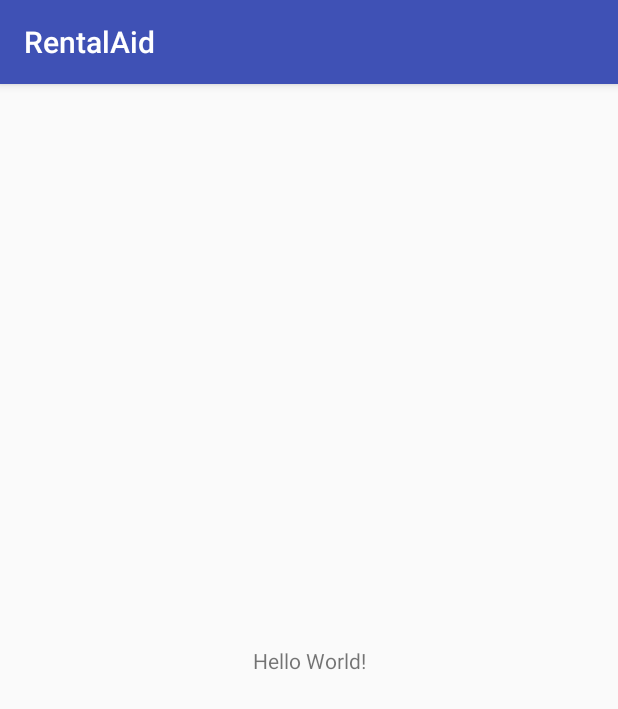
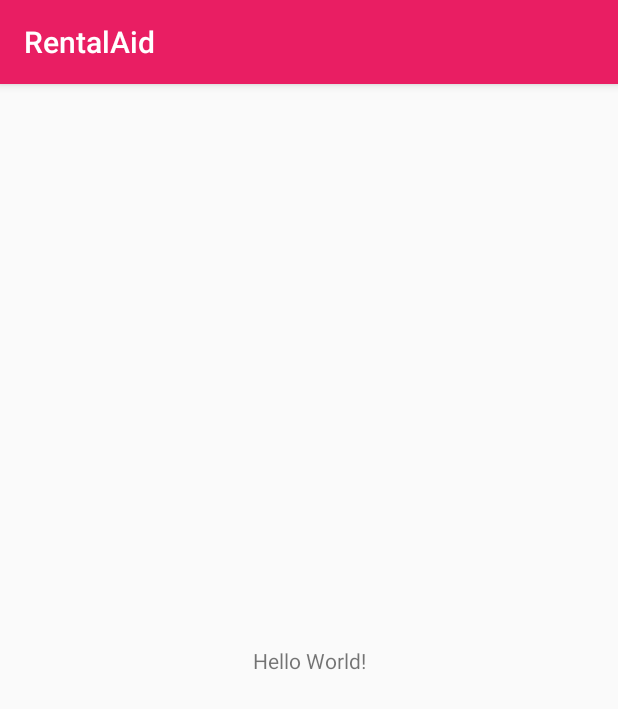
Before and after one commit to nsuspring2019cse299sec8/Group5, an Android app: the screen it shows after launch (sign_up_acitivity), on a phone screen of 412 x 824 dp. Shown: the top 709 px of the screen. Run offline under Robolectric (Android 15) with nearby library versions, the phone set to English and light mode, and no system bars.

Commit message:
Update colors.xml

```diff
--- a/RentalAid/app/src/main/res/values/colors.xml
+++ b/RentalAid/app/src/main/res/values/colors.xml
@@ -1,6 +1,8 @@
 <?xml version="1.0" encoding="utf-8"?>
 <resources>
-    <color name="colorPrimary">#3F51B5</color>
-    <color name="colorPrimaryDark">#303F9F</color>
-    <color name="colorAccent">#FF4081</color>
-</resources>
+    <color name="colorPrimary">#E91E63</color>
+    <color name="colorPrimaryDark">#D81B60</color>
+    <color name="colorAccent">#f1f5f8</color>
+    <color name="white">#ffffff</color>
+
+    </resources>
```
